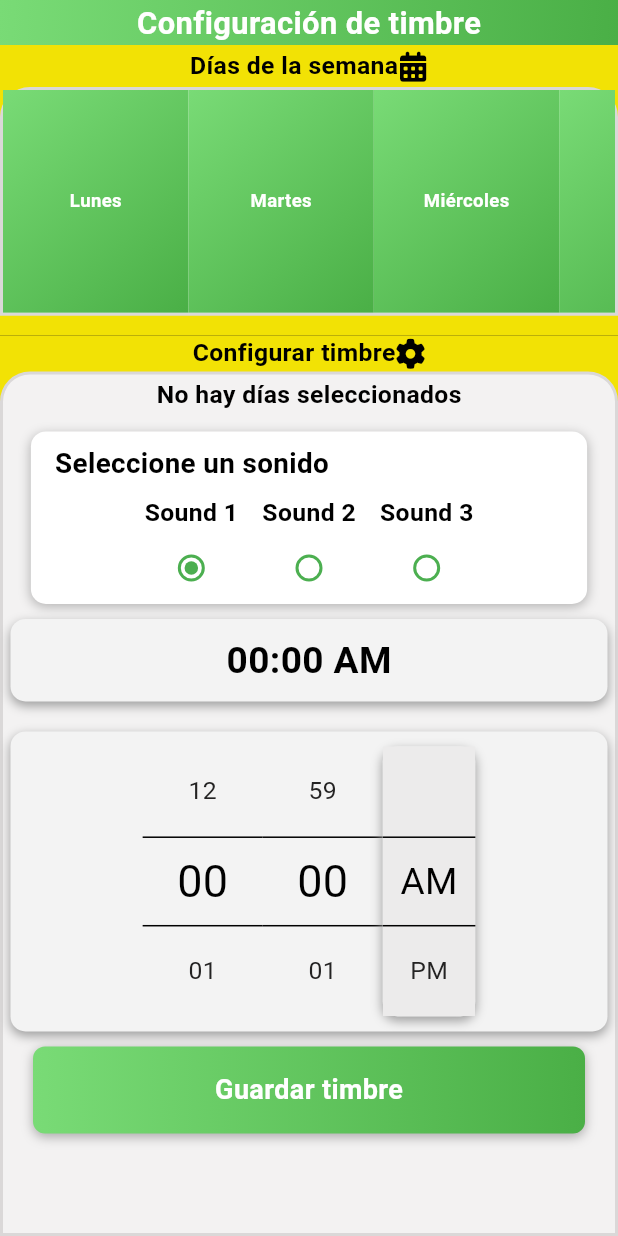
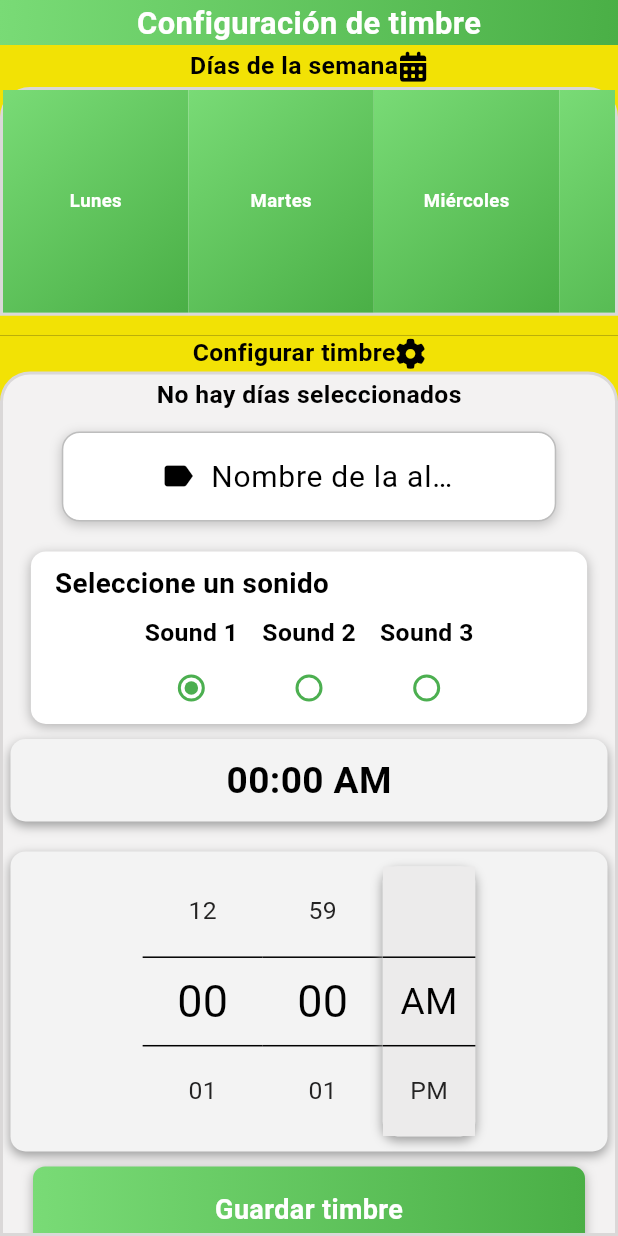
Before and after one commit to victorardila/alarmduino-upc, a Flutter app: the AlarmSettings widget shown alone on an empty page, opened directly, on a phone screen of 412 x 824 dp. Run offline on Flutter 3.47's test engine with Material 3 defaults, Android fonts, the light colour scheme and no system bars; drawn by our look-alikes of numberpicker; our stand-ins replace animate_do, animated_text_kit, awesome_snackbar_content, curved_navigation_bar, flutter_bluetooth_serial, flutter_svg and 5 more; missing offline and left inert: infinite_listview; accounts and stored records are empty; Roboto replaces fonts that are missing (Italianno-Regular, Roboto-Regular).

Commit message:
Cambios visuales

```diff
--- a/lib/ui/views/alarm_settings.dart
+++ b/lib/ui/views/alarm_settings.dart
@@ -23,6 +23,7 @@ class AlarmSettings extends StatefulWidget {
 
 class _AlarmSettingsState extends State<AlarmSettings> {
   ControllerAlarm _controllerAlarm = Get.put(ControllerAlarm());
+  TextEditingController _nombreController = TextEditingController();
   TextEditingController _volumeController = TextEditingController();
   TextEditingController _soundController = TextEditingController();
   TextEditingController _intervalsController = TextEditingController();
@@ -359,6 +360,68 @@ class _AlarmSettingsState extends State<AlarmSettings> {
                                 child: Container(
                                   child: Column(
                                     children: [
+                                      InkWell(
+                                        onTap: () {
+                                          setState(() {});
+                                        },
+                                        child: Container(
+                                          height: 60.0,
+                                          margin: EdgeInsets.only(
+                                              top: 10.0, bottom: 10.0),
+                                          width: MediaQuery.of(context)
+                                                  .size
+                                                  .width *
+                                              0.8,
+                                          decoration: BoxDecoration(
+                                            border: Border.all(
+                                              color: Colors.grey
+                                                  .shade400, // Puedes cambiar el color del borde aquí
+                                              width:
+                                                  1.0, // Puedes ajustar el grosor del borde aquí
+                                            ),
+                                            color: Colors.white,
+                                            borderRadius:
+                                                BorderRadius.circular(12.0),
+                                            boxShadow: [
+                                              BoxShadow(
+                                                color: Colors.black
+                                                    .withOpacity(0.2),
+                                                blurRadius: 6.0,
+                                                offset: Offset(0, 2),
+                                              ),
+                                            ],
+                                          ),
+                                          child: Row(
+                                            mainAxisAlignment:
+                                                MainAxisAlignment.center,
+                                            children: [
+                                              Icon(Icons.label,
+                                                  color: Colors.black),
+                                              SizedBox(width: 10.0),
+                                              Container(
+                                                width: MediaQuery.of(context)
+                                                        .size
+                                                        .width *
+                                                    0.4,
+                                                child: TextField(
+                                                  controller: _nombreController,
+                                                  style: TextStyle(
+                                                      color: Colors.black,
+                                                      fontSize: 20.0),
+                                                  decoration: InputDecoration(
+                                                    hintText:
+                                                        'Nombre de la alarma',
+                                                    hintStyle: TextStyle(
+                                                        color: Colors.black),
+                                                    border: InputBorder.none,
+                                                  ),
+                                                ),
+                                              ),
+                                            ],
+                                          ),
+                                        ),
+                                      ),
+
                                       // VolumeBar(
                                       //   colorBar:
                                       //       Color.fromARGB(255, 74, 175, 70),
```
